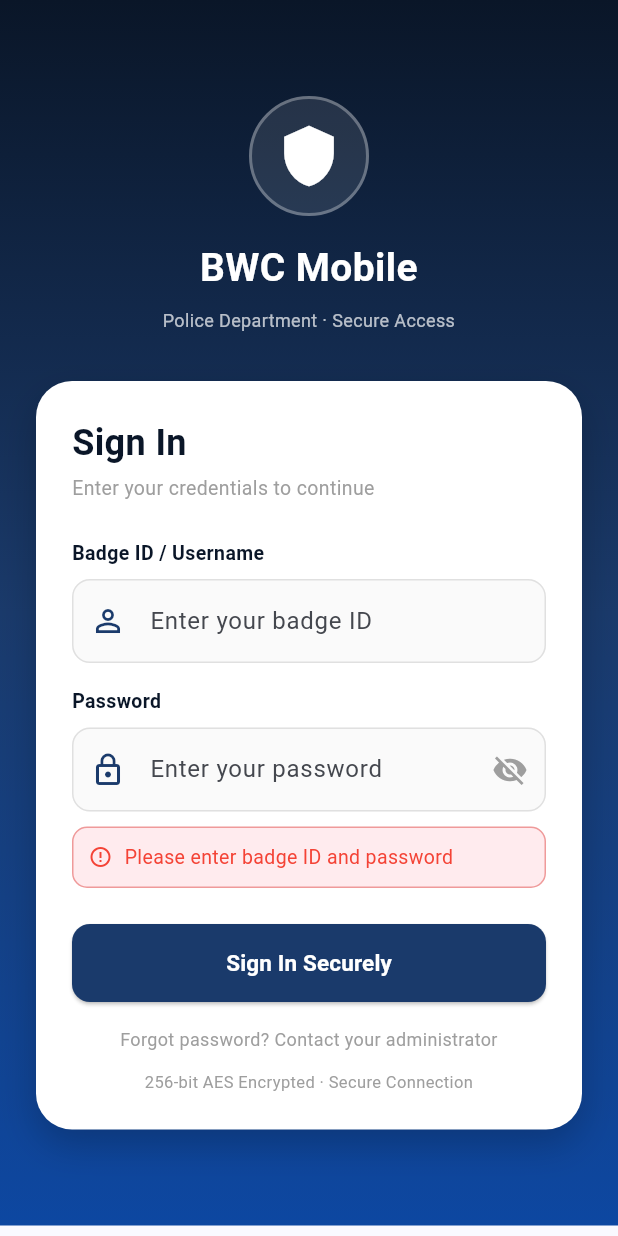
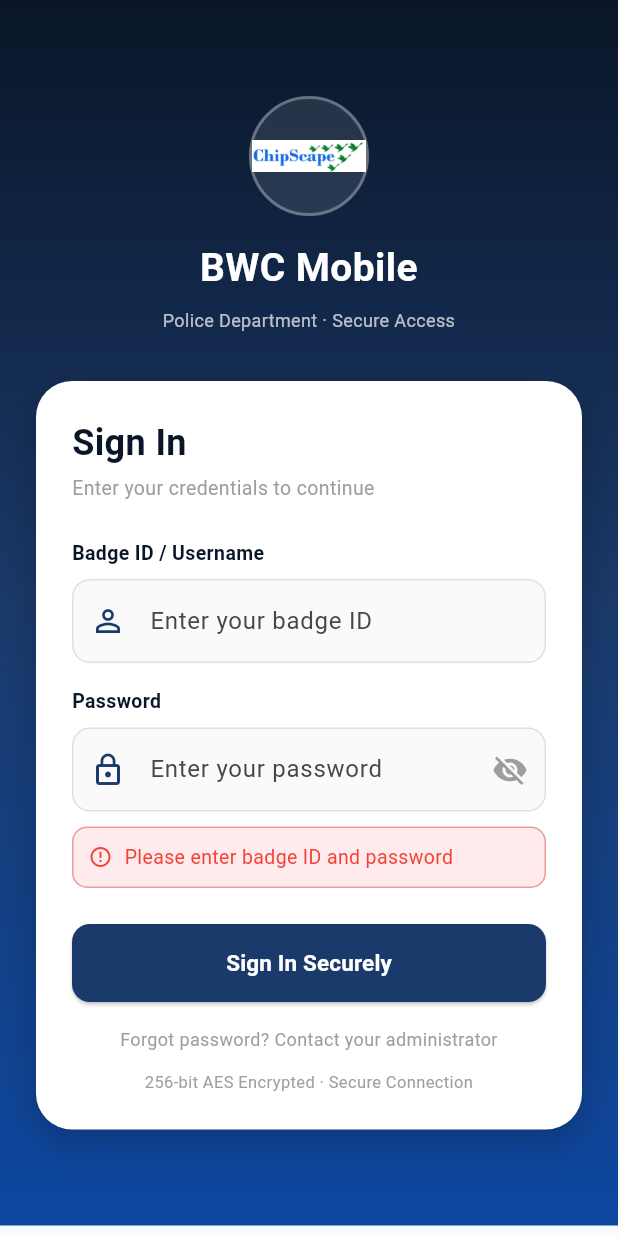
Before and after one commit to agasthya-gowda/body-worn-camera, a Flutter app: the screen it shows after launch, after a tap on "Sign In Securely", on a phone screen of 412 x 824 dp. Run offline on Flutter 3.47's test engine with Material 3 defaults, Android fonts, the phone set to English and light mode, and no system bars; our stand-ins replace shared_preferences.

Commit message:
Add password validation and ChipScape logo

```diff
--- a/lib/screens/login_screen.dart
+++ b/lib/screens/login_screen.dart
@@ -19,6 +19,18 @@ class _LoginScreenState extends State<LoginScreen> {
   Future<void> _login() async {
     if (_usernameController.text.isEmpty || _passwordController.text.isEmpty) {
       setState(() => _errorMessage = 'Please enter badge ID and password');
+      return;
+    }
+    if (_passwordController.text.length < 8) {
+      setState(() => _errorMessage = 'Password must be at least 8 characters');
+      return;
+    }
+    if (!_passwordController.text.contains(RegExp(r'[A-Z]'))) {
+      setState(() => _errorMessage = 'Password must contain at least one capital letter');
+      return;
+    }
+    if (!_passwordController.text.contains(RegExp(r'[0-9]'))) {
+      setState(() => _errorMessage = 'Password must contain at least one number');
       return;
     }
     setState(() {
@@ -67,7 +79,7 @@ class _LoginScreenState extends State<LoginScreen> {
                       width: 2,
                     ),
                   ),
-                  child: const Icon(Icons.shield, size: 44, color: Colors.white),
+                  child: Image.asset('assets/images/chipscape_logo.jpeg', width: 80, height: 80),
                 ),
                 const SizedBox(height: 16),
                 const Text(
--- a/pubspec.yaml
+++ b/pubspec.yaml
@@ -64,9 +64,8 @@ flutter:
   uses-material-design: true
 
   # To add assets to your application, add an assets section, like this:
-  # assets:
-  #   - images/a_dot_burr.jpeg
-  #   - images/a_dot_ham.jpeg
+  assets:
+    - assets/images/chipscape_logo.jpeg
 
   # An image asset can refer to one or more resolution-specific "variants", see
   # https://flutter.dev/to/resolution-aware-images
```
Also changed, not shown: assets/images/chipscape_logo.jpeg (added).
